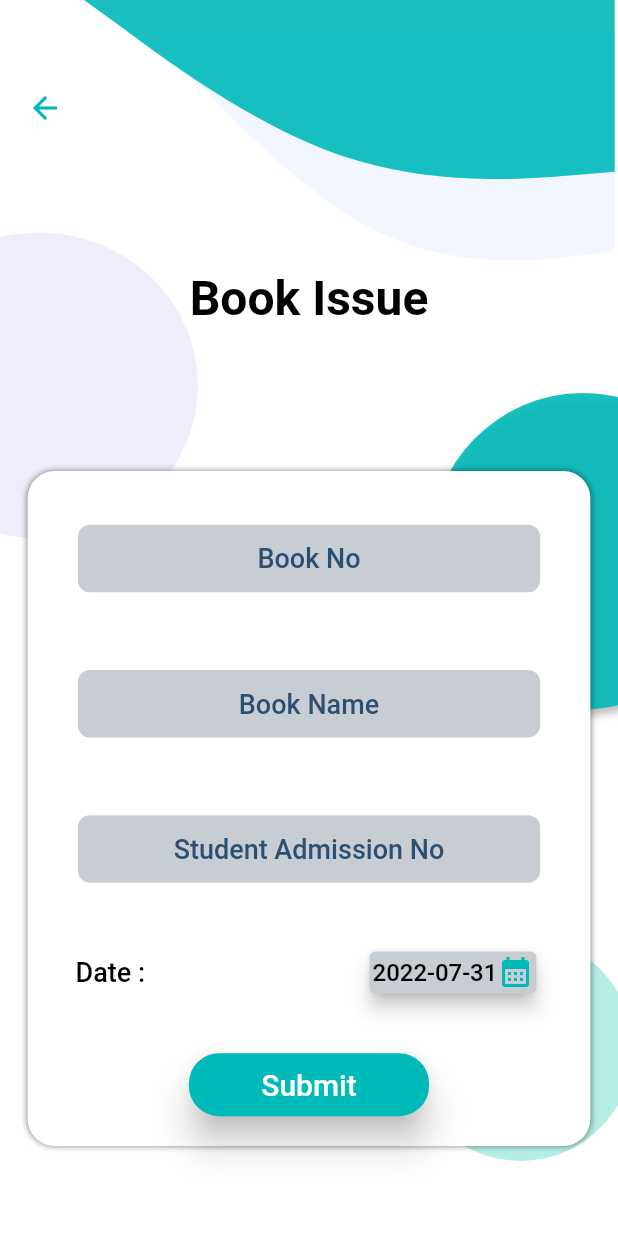
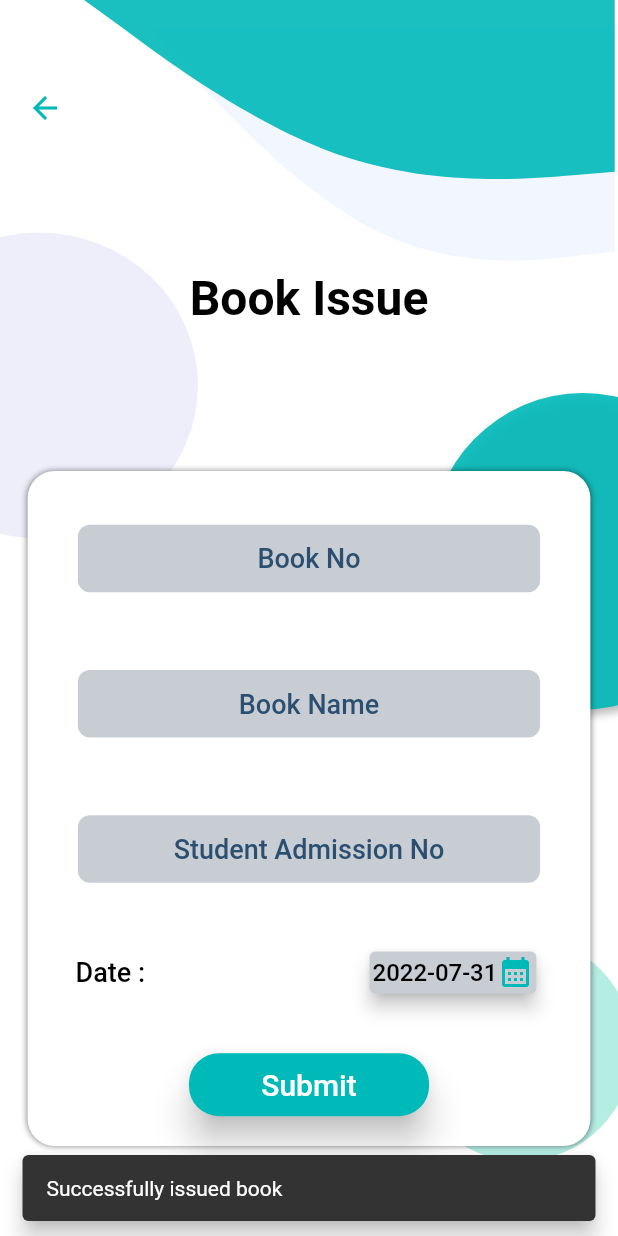
Before and after one commit to jyothir10/bibliotheca_admin, a Flutter app: the BookIssueScreen screen opened by its route, after a tap on "Submit", on a phone screen of 412 x 824 dp. Run offline on Flutter 3.47's test engine with Material 2 defaults, Android fonts, the phone set to English and light mode, and no system bars; our stand-ins replace cloud_firestore, firebase_auth, firebase_core, flutter_svg, modal_progress_hud_nsn; missing offline and left inert: blobs; accounts and stored records are empty; Roboto replaces fonts that are missing (Montserrat).

Commit message:
book issue modification

```diff
--- a/lib/Screens/BookIssueScreen.dart
+++ b/lib/Screens/BookIssueScreen.dart
@@ -39,7 +39,11 @@ class _BookIssueScreenState extends State<BookIssueScreen> {
 
     if (exist == true) {
       await FirebaseFirestore.instance.collection('Books').get().then((value) {
-        isavail = value.docs[0]['isavail'];
+        for (var i = 0; i < value.docs.length; i++) {
+          if (value.docs[i]['id'] == isbncontroller.text) {
+            isavail = value.docs[i]['isavail'];
+          }
+        }
       });
 
       if (isavail) {
```
